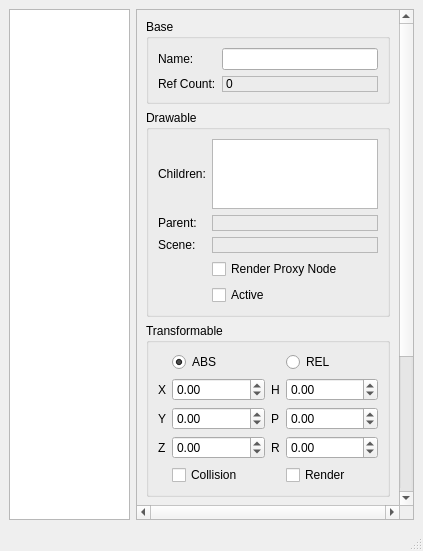
The window that delta3d/src/dtInspectorQt/dtinspectorqt.ui (delta3d/delta3d) describes before a commit, drawn with Qt 5.
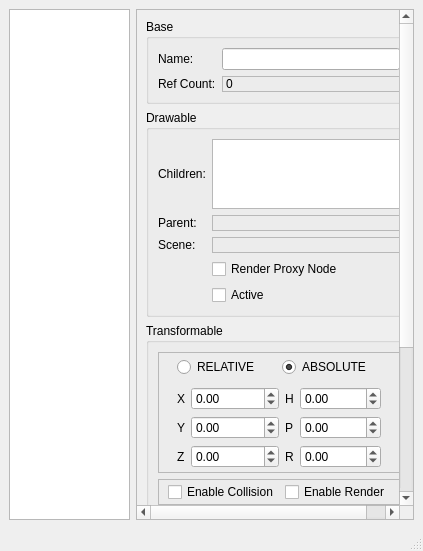
The same window after the commit.

Commit message: Just a little dtInspectorQt UI formatting, to reduce some screen space.

Patch:
```diff
--- a/delta3d/src/dtInspectorQt/dtinspectorqt.ui
+++ b/delta3d/src/dtInspectorQt/dtinspectorqt.ui
@@ -54,9 +54,9 @@
        <property name="geometry" >
         <rect>
          <x>0</x>
-         <y>-113</y>
+         <y>-174</y>
          <width>260</width>
-         <height>630</height>
+         <height>650</height>
         </rect>
        </property>
        <layout class="QVBoxLayout" name="verticalLayout_4" >
@@ -204,9 +204,65 @@
           <property name="checkable" >
            <bool>false</bool>
           </property>
+          <layout class="QVBoxLayout" name="verticalLayout" >
+           <item>
+            <widget class="QFrame" name="frame_3" >
+             <property name="frameShape" >
+              <enum>QFrame::StyledPanel</enum>
+             </property>
+             <layout class="QVBoxLayout" name="verticalLayout_2" >
+              <property name="topMargin" >
+               <number>2</number>
+              </property>
+              <property name="bottomMargin" >
+               <number>2</number>
+              </property>
+              <item>
+               <widget class="QWidget" native="1" name="widget" >
+                <layout class="QHBoxLayout" name="horizontalLayout_3" >
+                 <property name="topMargin" >
+                  <number>2</number>
+                 </property>
+                 <property name="bottomMargin" >
+                  <number>2</number>
+                 </property>
+                 <item>
+                  <widget class="QRadioButton" name="transRELRadioButton" >
+                   <property name="text" >
+                    <string>RELATIVE</string>
+                   </property>
+                  </widget>
+                 </item>
+                 <item>
+                  <widget class="QRadioButton" name="transABSRadioButton" >
+                   <property name="text" >
+                    <string>ABSOLUTE</string>
+                   </property>
+                   <property name="checked" >
+                    <bool>true</bool>
+                   </property>
+                  </widget>
+                 </item>
+                </layout>
+               </widget>
+              </item>
+              <item>
+               <widget class="QFrame" name="frame_2" >
+                <property name="frameShape" >
+                 <enum>QFrame::NoFrame</enum>
+                </property>
+                <property name="frameShadow" >
+                 <enum>QFrame::Raised</enum>
+                </property>
           <layout class="QGridLayout" name="gridLayout_3" >
-           <item row="2" column="0" >
-            <widget class="QLabel" name="label_2" >
+                 <property name="topMargin" >
+                  <number>2</number>
+                 </property>
+                 <property name="bottomMargin" >
+                  <number>2</number>
+                 </property>
+                 <item row="2" column="5" >
+                  <widget class="QLabel" name="label_7" >
              <property name="sizePolicy" >
               <sizepolicy vsizetype="Preferred" hsizetype="Fixed" >
                <horstretch>0</horstretch>
@@ -214,21 +270,11 @@
               </sizepolicy>
              </property>
              <property name="text" >
-              <string>X</string>
+                    <string>R</string>
              </property>
             </widget>
            </item>
-           <item row="2" column="1" >
-            <widget class="QDoubleSpinBox" name="transXEdit" >
-             <property name="minimum" >
-              <double>-999999.000000000000000</double>
-             </property>
-             <property name="maximum" >
-              <double>999999.000000000000000</double>
-             </property>
-            </widget>
-           </item>
-           <item row="2" column="3" >
+                 <item row="0" column="5" >
             <widget class="QLabel" name="label_5" >
              <property name="sizePolicy" >
               <sizepolicy vsizetype="Preferred" hsizetype="Fixed" >
@@ -241,17 +287,20 @@
              </property>
             </widget>
            </item>
-           <item row="2" column="4" >
-            <widget class="QDoubleSpinBox" name="transHEdit" >
-             <property name="minimum" >
-              <double>-360.000000000000000</double>
-             </property>
-             <property name="maximum" >
-              <double>360.000000000000000</double>
+                 <item row="0" column="2" >
+                  <widget class="QLabel" name="label_2" >
+                   <property name="sizePolicy" >
+                    <sizepolicy vsizetype="Preferred" hsizetype="Fixed" >
+                     <horstretch>0</horstretch>
+                     <verstretch>0</verstretch>
+                    </sizepolicy>
+                   </property>
+                   <property name="text" >
+                    <string>X</string>
              </property>
             </widget>
            </item>
-           <item row="5" column="0" >
+                 <item row="1" column="2" >
             <widget class="QLabel" name="label_3" >
              <property name="sizePolicy" >
               <sizepolicy vsizetype="Preferred" hsizetype="Fixed" >
@@ -264,17 +313,7 @@
              </property>
             </widget>
            </item>
-           <item row="5" column="1" >
-            <widget class="QDoubleSpinBox" name="transYEdit" >
-             <property name="minimum" >
-              <double>-999999.000000000000000</double>
-             </property>
-             <property name="maximum" >
-              <double>999999.000000000000000</double>
-             </property>
-            </widget>
-           </item>
-           <item row="5" column="3" >
+                 <item row="1" column="5" >
             <widget class="QLabel" name="label_6" >
              <property name="sizePolicy" >
               <sizepolicy vsizetype="Preferred" hsizetype="Fixed" >
@@ -287,17 +326,7 @@
              </property>
             </widget>
            </item>
-           <item row="5" column="4" >
-            <widget class="QDoubleSpinBox" name="transPEdit" >
-             <property name="minimum" >
-              <double>-360.000000000000000</double>
-             </property>
-             <property name="maximum" >
-              <double>360.000000000000000</double>
-             </property>
-            </widget>
-           </item>
-           <item row="7" column="0" >
+                 <item row="2" column="2" >
             <widget class="QLabel" name="label_4" >
              <property name="sizePolicy" >
               <sizepolicy vsizetype="Preferred" hsizetype="Fixed" >
@@ -310,8 +339,8 @@
              </property>
             </widget>
            </item>
-           <item row="7" column="1" >
-            <widget class="QDoubleSpinBox" name="transZEdit" >
+                 <item row="0" column="3" >
+                  <widget class="QDoubleSpinBox" name="transXEdit" >
              <property name="minimum" >
               <double>-999999.000000000000000</double>
              </property>
@@ -320,20 +349,27 @@
              </property>
             </widget>
            </item>
-           <item row="7" column="3" >
-            <widget class="QLabel" name="label_7" >
-             <property name="sizePolicy" >
-              <sizepolicy vsizetype="Preferred" hsizetype="Fixed" >
-               <horstretch>0</horstretch>
-               <verstretch>0</verstretch>
-              </sizepolicy>
-             </property>
-             <property name="text" >
-              <string>R</string>
+                 <item row="0" column="6" >
+                  <widget class="QDoubleSpinBox" name="transHEdit" >
+                   <property name="minimum" >
+                    <double>-360.000000000000000</double>
+                   </property>
+                   <property name="maximum" >
+                    <double>360.000000000000000</double>
              </property>
             </widget>
            </item>
-           <item row="7" column="4" >
+                 <item row="1" column="6" >
+                  <widget class="QDoubleSpinBox" name="transPEdit" >
+                   <property name="minimum" >
+                    <double>-360.000000000000000</double>
+                   </property>
+                   <property name="maximum" >
+                    <double>360.000000000000000</double>
+                   </property>
+                  </widget>
+                 </item>
+                 <item row="2" column="6" >
             <widget class="QDoubleSpinBox" name="transREdit" >
              <property name="minimum" >
               <double>-360.000000000000000</double>
@@ -343,60 +379,71 @@
              </property>
             </widget>
            </item>
-           <item row="1" column="4" >
-            <widget class="QRadioButton" name="transRELRadioButton" >
-             <property name="text" >
-              <string>REL</string>
-             </property>
-            </widget>
-           </item>
-           <item row="1" column="1" >
-            <widget class="QRadioButton" name="transABSRadioButton" >
-             <property name="text" >
-              <string>ABS</string>
-             </property>
-             <property name="checked" >
-              <bool>true</bool>
+                 <item row="1" column="3" >
+                  <widget class="QDoubleSpinBox" name="transYEdit" >
+                   <property name="minimum" >
+                    <double>-999999.000000000000000</double>
+                   </property>
+                   <property name="maximum" >
+                    <double>999999.000000000000000</double>
+                   </property>
+                  </widget>
+                 </item>
+                 <item row="2" column="3" >
+                  <widget class="QDoubleSpinBox" name="transZEdit" >
+                   <property name="minimum" >
+                    <double>-999999.000000000000000</double>
+                   </property>
+                   <property name="maximum" >
+                    <double>999999.000000000000000</double>
              </property>
             </widget>
            </item>
-           <item row="8" column="1" >
+                </layout>
+               </widget>
+              </item>
+             </layout>
+            </widget>
+           </item>
+           <item>
+            <widget class="QFrame" name="frame" >
+             <property name="frameShape" >
+              <enum>QFrame::StyledPanel</enum>
+             </property>
+             <property name="frameShadow" >
+              <enum>QFrame::Plain</enum>
+             </property>
+             <layout class="QHBoxLayout" name="horizontalLayout_2" >
+              <property name="topMargin" >
+               <number>2</number>
+              </property>
+              <property name="bottomMargin" >
+               <number>2</number>
+              </property>
+              <item>
             <widget class="QCheckBox" name="transCollisionToggle" >
              <property name="toolTip" >
               <string>Enable Collision Detection</string>
              </property>
              <property name="text" >
-              <string>Collision</string>
+                 <string>Enable Collision</string>
              </property>
             </widget>
            </item>
-           <item row="8" column="4" >
+              <item>
             <widget class="QCheckBox" name="transRenderToggle" >
              <property name="toolTip" >
               <string>Render the assigned collision shape</string>
              </property>
              <property name="text" >
-              <string>Render</string>
+                 <string>Enable Render</string>
              </property>
             </widget>
            </item>
           </layout>
-          <zorder>label_2</zorder>
-          <zorder>transXEdit</zorder>
-          <zorder>label_5</zorder>
-          <zorder>transHEdit</zorder>
-          <zorder>label_3</zorder>
-          <zorder>transYEdit</zorder>
-          <zorder>label_6</zorder>
-          <zorder>transPEdit</zorder>
-          <zorder>label_4</zorder>
-          <zorder>transZEdit</zorder>
-          <zorder>label_7</zorder>
-          <zorder>transREdit</zorder>
-          <zorder>transRELRadioButton</zorder>
-          <zorder>transABSRadioButton</zorder>
-          <zorder>transCollisionToggle</zorder>
-          <zorder>transRenderToggle</zorder>
+            </widget>
+           </item>
+          </layout>
          </widget>
         </item>
         <item>
```
Left out of the diff: 23 changed lines with no effect on the pictures. Lines whose indentation alone changed are shown as unchanged.
